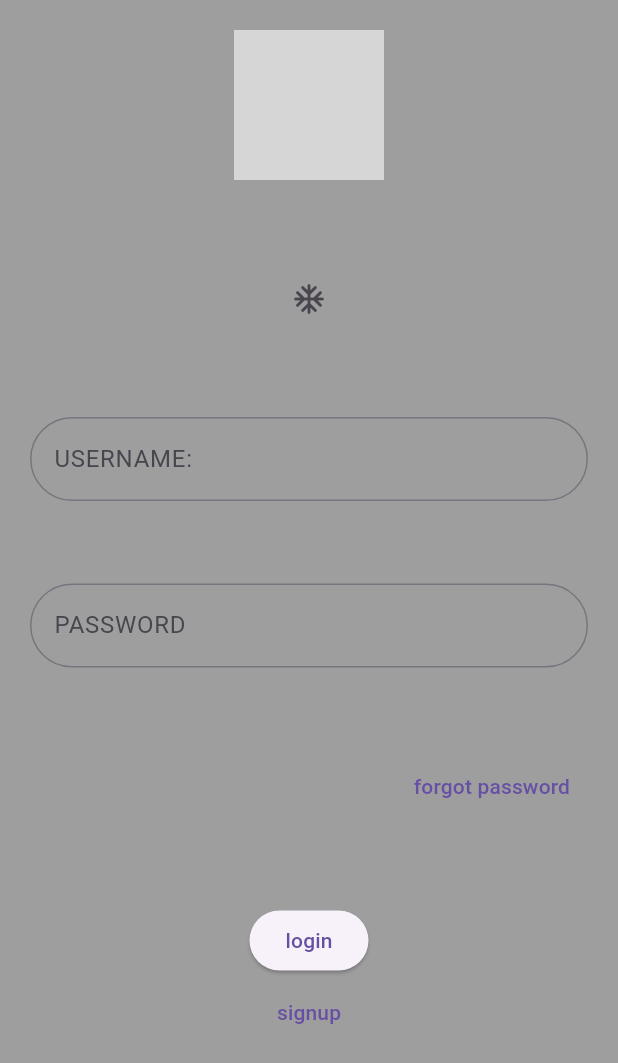
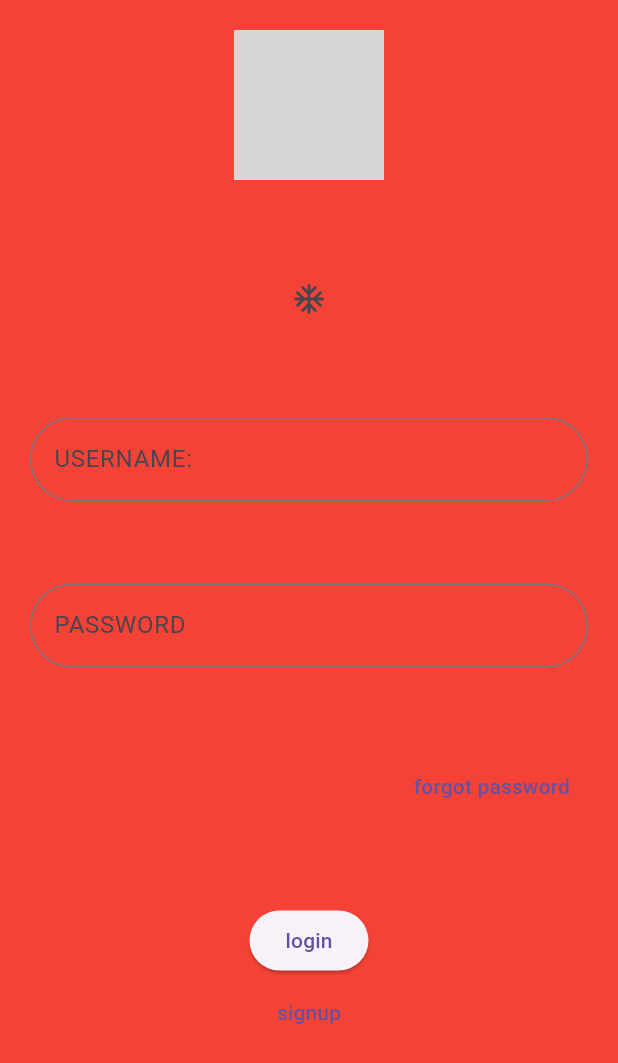
Before and after one commit to JISHNA-E/LoginPage_UI, a Flutter app: the screen it shows after launch, after a tap on the "ac unit" icon, on a phone screen of 412 x 824 dp. Shown: the top 1063 px of the screen. Run offline on Flutter 3.47's test engine with Material 3 defaults, Android fonts, the phone set to English and light mode, and no system bars; network calls fail; grey boxes are pictures that could not be loaded.

Commit message:
Update loginpage.dart

```diff
--- a/lib/loginpage.dart
+++ b/lib/loginpage.dart
@@ -26,7 +26,7 @@ class _loginpageState extends State<loginpage> {
           setState(() {
            if (colors == Colors.pink)
            {
-            colors = Colors.grey;
+            colors = Colors.red;
            }
            else{
             colors = Colors.pink;
```
